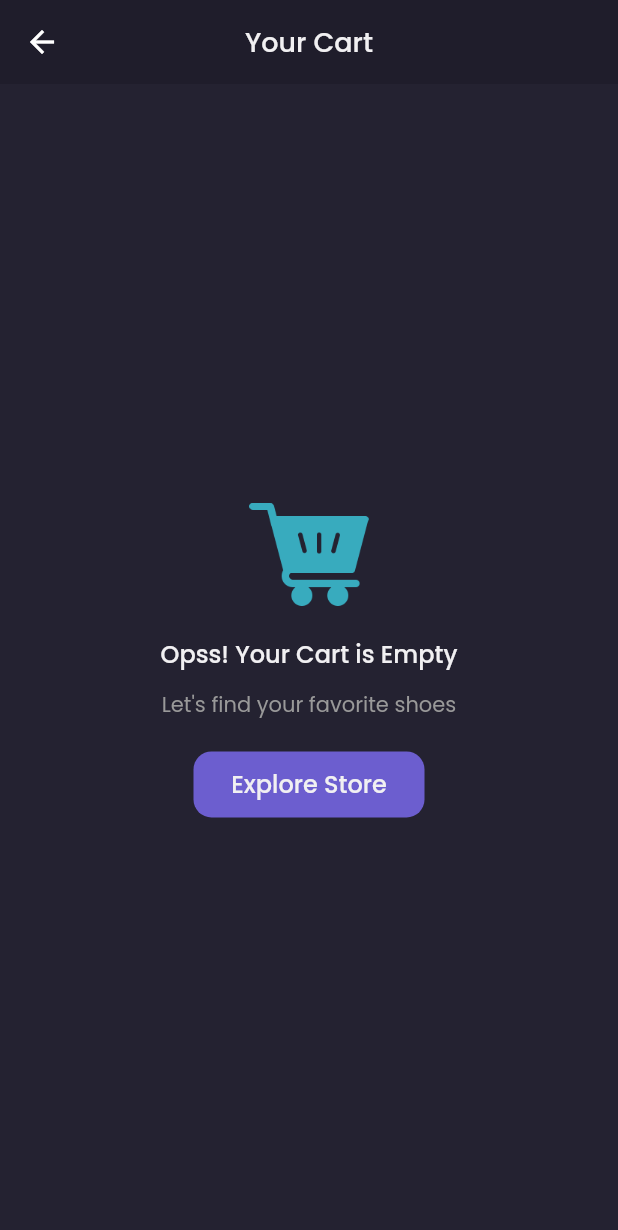
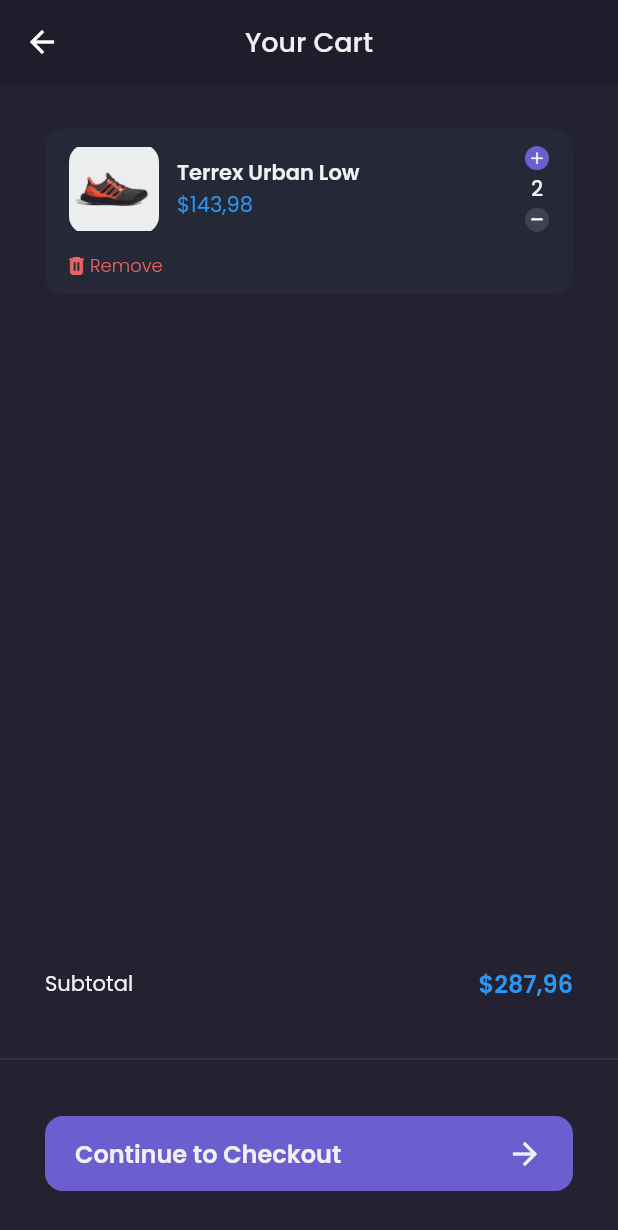
Before and after one commit to AlvinSanudharma/shamo_app, a Flutter app: the CartPage screen opened by its route, on a phone screen of 412 x 824 dp. Shown: the top 1230 px of the screen. Run offline on Flutter 3.47's test engine with Material 2 defaults, Android fonts, the phone set to English and light mode, and no system bars; our stand-ins replace carousel_slider, google_fonts.

Commit message:
Cart Page Bagian Bottom Nav

```diff
--- a/lib/pages/cart_page.dart
+++ b/lib/pages/cart_page.dart
@@ -1,5 +1,6 @@
 import 'package:flutter/material.dart';
 import 'package:shamo_app/theme.dart';
+import 'package:shamo_app/widgets/cart_card.dart';
 
 class CartPage extends StatelessWidget {
   const CartPage({super.key});
@@ -66,10 +67,84 @@ class CartPage extends StatelessWidget {
       );
     }
 
+    Widget content() {
+      return ListView(
+        padding: EdgeInsets.symmetric(horizontal: defaultMargin),
+        children: const [CartCard()],
+      );
+    }
+
+    Widget customBottomNav() {
+      return Container(
+        width: double.infinity,
+        height: 180,
+        child: Column(
+          children: [
+            Container(
+              margin: EdgeInsets.symmetric(horizontal: defaultMargin),
+              child: Row(
+                mainAxisAlignment: MainAxisAlignment.spaceBetween,
+                children: [
+                  Text(
+                    'Subtotal',
+                    style: primaryTextStyle,
+                  ),
+                  Text(
+                    '\$287,96',
+                    style: priceTextStyle.copyWith(
+                        fontSize: 16, fontWeight: semiBold),
+                  )
+                ],
+              ),
+            ),
+            const SizedBox(
+              height: 30,
+            ),
+            Divider(
+              thickness: 0.4,
+              color: subtitleColor,
+            ),
+            const SizedBox(
+              height: 30,
+            ),
+            Container(
+              height: 50,
+              margin: EdgeInsets.symmetric(horizontal: defaultMargin),
+              child: TextButton(
+                onPressed: () {},
+                style: TextButton.styleFrom(
+                    backgroundColor: primaryColor,
+                    padding: const EdgeInsets.symmetric(horizontal: 20),
+                    shape: RoundedRectangleBorder(
+                        borderRadius: BorderRadius.circular(12))),
+                child: Row(
+                  mainAxisAlignment: MainAxisAlignment.spaceBetween,
+                  children: [
+                    Text(
+                      'Continue to Checkout',
+                      style: primaryTextStyle.copyWith(
+                        fontSize: 16,
+                        fontWeight: semiBold,
+                      ),
+                    ),
+                    Icon(
+                      Icons.arrow_forward,
+                      color: primaryTextColor,
+                    )
+                  ],
+                ),
+              ),
+            )
+          ],
+        ),
+      );
+    }
+
     return Scaffold(
       backgroundColor: backgroundColor3,
       appBar: header(),
-      body: emptyCart(),
+      body: content(),
+      bottomNavigationBar: customBottomNav(),
     );
   }
 }
--- a/lib/pages/home/main_page.dart
+++ b/lib/pages/home/main_page.dart
@@ -19,7 +19,9 @@ class _MainPageState extends State<MainPage> {
   Widget build(BuildContext context) {
     Widget cartButton() {
       return FloatingActionButton(
-        onPressed: () {},
+        onPressed: () {
+          Navigator.pushNamed(context, '/cart');
+        },
         child: Image.asset(
           'assets/icon_cart.png',
           width: 20,
--- a/lib/theme.dart
+++ b/lib/theme.dart
@@ -25,6 +25,7 @@ TextStyle subtitleTextStyle = GoogleFonts.poppins(color: subtitleColor);
 TextStyle priceTextStyle = GoogleFonts.poppins(color: priceColor);
 TextStyle purpleTextStyle = GoogleFonts.poppins(color: primaryColor);
 TextStyle blackTextStyle = GoogleFonts.poppins(color: blackColor);
+TextStyle alertTextStyle = GoogleFonts.poppins(color: alertColor);
 
 FontWeight light = FontWeight.w300;
 FontWeight regular = FontWeight.w400;
--- /dev/null
+++ b/lib/widgets/cart_card.dart
@@ -0,0 +1,92 @@
+import 'package:flutter/material.dart';
+import 'package:shamo_app/theme.dart';
+
+class CartCard extends StatelessWidget {
+  const CartCard({super.key});
+
+  @override
+  Widget build(BuildContext context) {
+    return Container(
+      margin: EdgeInsets.only(top: defaultMargin),
+      padding: EdgeInsets.symmetric(horizontal: 16, vertical: 10),
+      decoration: BoxDecoration(
+          color: backgroundColor4, borderRadius: BorderRadius.circular(12)),
+      child: Column(
+        children: [
+          Row(
+            children: [
+              Container(
+                width: 60,
+                height: 60,
+                decoration: BoxDecoration(
+                    borderRadius: BorderRadius.circular(12),
+                    image: const DecorationImage(
+                        image: AssetImage(
+                      'assets/image_shoes.png',
+                    ))),
+              ),
+              const SizedBox(
+                width: 12,
+              ),
+              Expanded(
+                  child: Column(
+                crossAxisAlignment: CrossAxisAlignment.start,
+                children: [
+                  Text(
+                    'Terrex Urban Low',
+                    style: primaryTextStyle.copyWith(fontWeight: semiBold),
+                  ),
+                  Text(
+                    '\$143,98',
+                    style: priceTextStyle,
+                  )
+                ],
+              )),
+              Column(
+                children: [
+                  Image.asset(
+                    'assets/button_add.png',
+                    width: 16,
+                  ),
+                  const SizedBox(
+                    height: 2,
+                  ),
+                  Text(
+                    '2',
+                    style: primaryTextStyle.copyWith(fontWeight: medium),
+                  ),
+                  const SizedBox(
+                    height: 2,
+                  ),
+                  Image.asset(
+                    'assets/button_min.png',
+                    width: 16,
+                  ),
+                ],
+              )
+            ],
+          ),
+          const SizedBox(
+            height: 12,
+          ),
+          Row(
+            children: [
+              Image.asset(
+                'assets/icon_remove.png',
+                width: 10,
+                height: 12,
+              ),
+              const SizedBox(
+                width: 4,
+              ),
+              Text(
+                'Remove',
+                style: alertTextStyle.copyWith(fontSize: 12, fontWeight: light),
+              )
+            ],
+          )
+        ],
+      ),
+    );
+  }
+}
```
Also changed, not shown: assets/icon_remove.png (added).
